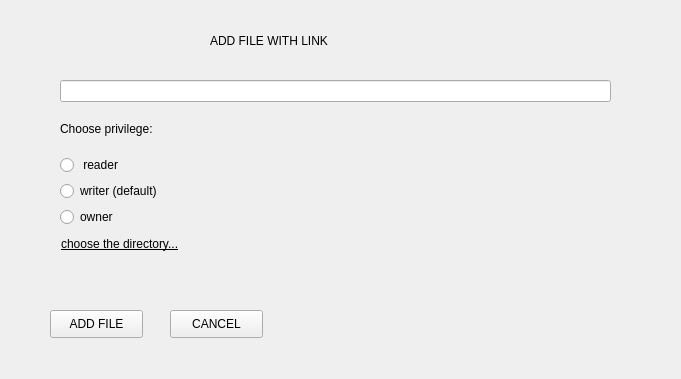
First picture: the form in GUI/SymposiumGui/inserturi.ui, repository RickZack/Symposium, before the edit.
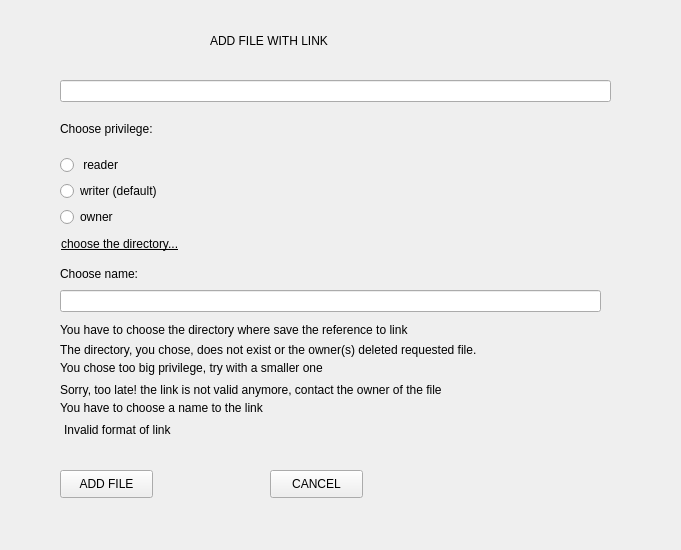
Second picture: the form after the edit.

Diff of the .ui file:
```diff
--- a/GUI/SymposiumGui/inserturi.ui
+++ b/GUI/SymposiumGui/inserturi.ui
@@ -7,7 +7,7 @@
     <x>0</x>
     <y>0</y>
     <width>681</width>
-    <height>379</height>
+    <height>550</height>
    </rect>
   </property>
   <property name="windowTitle">
@@ -78,8 +78,8 @@
   <widget class="QPushButton" name="add">
    <property name="geometry">
     <rect>
-     <x>50</x>
-     <y>310</y>
+     <x>60</x>
+     <y>470</y>
      <width>93</width>
      <height>28</height>
     </rect>
@@ -91,8 +91,8 @@
   <widget class="QPushButton" name="cancel">
    <property name="geometry">
     <rect>
-     <x>170</x>
-     <y>310</y>
+     <x>270</x>
+     <y>470</y>
      <width>93</width>
      <height>28</height>
     </rect>
@@ -117,6 +117,110 @@
     <string>ADD FILE WITH LINK</string>
    </property>
   </widget>
+  <widget class="QLabel" name="dirEmpty">
+   <property name="geometry">
+    <rect>
+     <x>60</x>
+     <y>320</y>
+     <width>551</width>
+     <height>20</height>
+    </rect>
+   </property>
+   <property name="text">
+    <string>You have to choose the directory where save the reference to link</string>
+   </property>
+  </widget>
+  <widget class="QLabel" name="dirError">
+   <property name="geometry">
+    <rect>
+     <x>60</x>
+     <y>340</y>
+     <width>521</width>
+     <height>20</height>
+    </rect>
+   </property>
+   <property name="text">
+    <string>The directory, you chose, does not exist or the owner(s) deleted requested file.</string>
+   </property>
+  </widget>
+  <widget class="QLabel" name="privError">
+   <property name="geometry">
+    <rect>
+     <x>60</x>
+     <y>360</y>
+     <width>391</width>
+     <height>16</height>
+    </rect>
+   </property>
+   <property name="text">
+    <string>You chose too big privilege, try with a smaller one</string>
+   </property>
+  </widget>
+  <widget class="QLabel" name="linkError">
+   <property name="geometry">
+    <rect>
+     <x>60</x>
+     <y>380</y>
+     <width>431</width>
+     <height>20</height>
+    </rect>
+   </property>
+   <property name="text">
+    <string>Sorry, too late! the link is not valid anymore, contact the owner of the file</string>
+   </property>
+  </widget>
+  <widget class="QLabel" name="label_3">
+   <property name="geometry">
+    <rect>
+     <x>60</x>
+     <y>260</y>
+     <width>549</width>
+     <height>28</height>
+    </rect>
+   </property>
+   <property name="styleSheet">
+    <string notr="true">font: 14pt &quot;MS Shell Dlg 2&quot;;</string>
+   </property>
+   <property name="text">
+    <string>Choose name:</string>
+   </property>
+  </widget>
+  <widget class="QLineEdit" name="name">
+   <property name="geometry">
+    <rect>
+     <x>60</x>
+     <y>290</y>
+     <width>541</width>
+     <height>22</height>
+    </rect>
+   </property>
+  </widget>
+  <widget class="QLabel" name="nameError">
+   <property name="geometry">
+    <rect>
+     <x>60</x>
+     <y>400</y>
+     <width>401</width>
+     <height>16</height>
+    </rect>
+   </property>
+   <property name="text">
+    <string>You have to choose a name to the link</string>
+   </property>
+  </widget>
+  <widget class="QLabel" name="formatError">
+   <property name="geometry">
+    <rect>
+     <x>64</x>
+     <y>420</y>
+     <width>461</width>
+     <height>20</height>
+    </rect>
+   </property>
+   <property name="text">
+    <string>Invalid format of link</string>
+   </property>
+  </widget>
  </widget>
  <resources/>
  <connections/>
```
